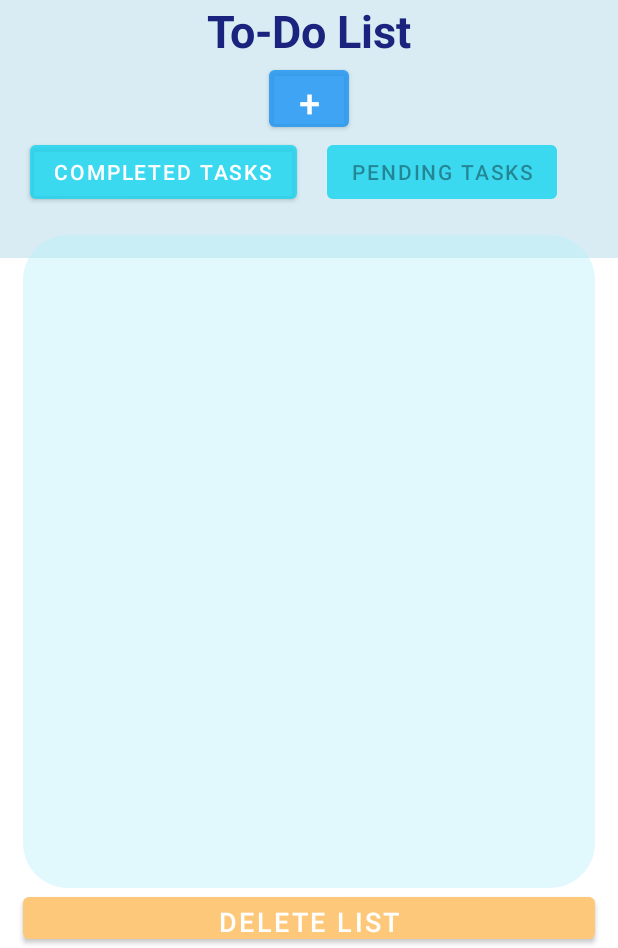
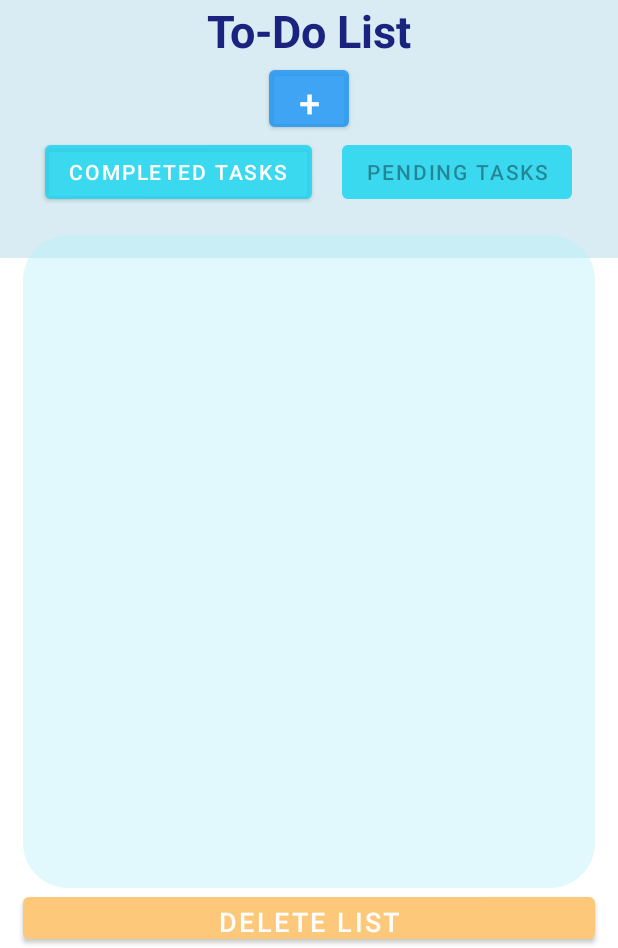
Before and after one commit to Prash0265/Capstone_Project_HappyHead, an Android app: the ToDoListActivity screen opened directly, with no data from a screen before it, on a phone screen of 412 x 824 dp, the part 288-1236 px from its top. Run offline under Robolectric (Android 15) with nearby library versions, the phone set to English and light mode, and no system bars; our stand-ins replace Firebase (no records; nobody signed in at launch, a user with empty details on screens opened directly); Roboto replaces fonts that are not available here.

Commit message:
Bug fix ( To do list layout )

```diff
--- a/app/src/main/res/layout/activity_to_do_list.xml
+++ b/app/src/main/res/layout/activity_to_do_list.xml
@@ -65,7 +65,6 @@
                 android:layout_width="wrap_content"
                 android:layout_height="wrap_content"
                 android:backgroundTint="#9219D5F0"
-                android:layout_marginEnd="20dp"
                 android:text="Pending Tasks">
 
             </Button>
```
